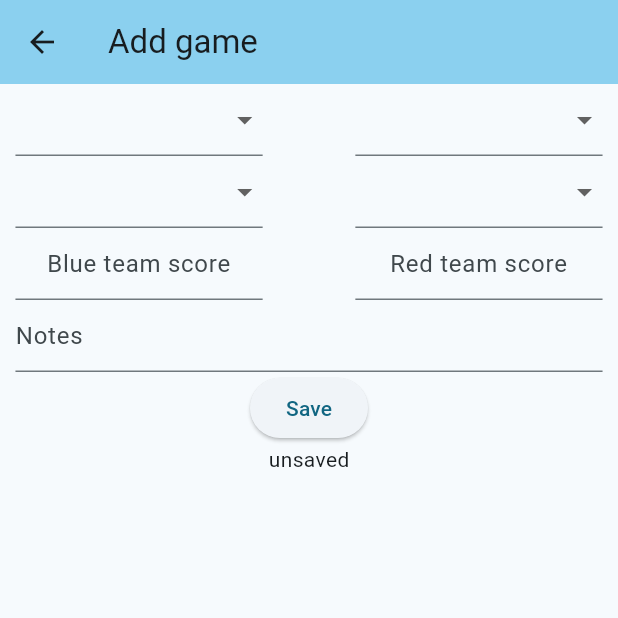
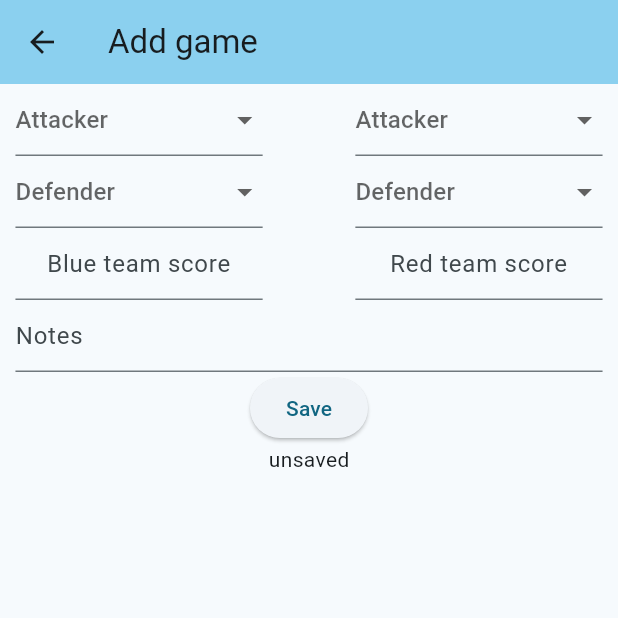
Before and after one commit to fvalle1/calcetto_app, a Flutter app: the screen it shows after launch, after a tap on the "add box" icon, on a phone screen of 412 x 824 dp, the top half of it. Run offline on Flutter 3.47's test engine with Material 3 defaults, Android fonts, the phone set to English and light mode, and no system bars; missing offline and left inert: gsheets; network calls fail.

Commit message:
add pythonanywhere and work on add Game

```diff
--- a/lib/add_game_page.dart
+++ b/lib/add_game_page.dart
@@ -1,6 +1,7 @@
 import 'package:flutter/material.dart';
 import 'package:fussball/gsheet.dart';
 import 'package:intl/intl.dart';
+import 'package:http/http.dart' as http;
 
 class AddGamePage extends StatefulWidget {
   const AddGamePage({super.key});
@@ -18,14 +19,39 @@ class _AddGameState extends State<AddGamePage> {
   final scoreRedController = TextEditingController();
 
   late List<String?> _selectedOptions;
+  late List<TextEditingController?> _selectedOptionsControllers;
   List<String> _players = [];
   static const TextStyle _blueStyle = TextStyle(color: Colors.blue);
   static const TextStyle _redStyle = TextStyle(color: Colors.red);
   static DateFormat format = DateFormat('dd/MM/yyyy');
 
+  void fetchPlayers() async {
+    // _players = ["Player 1", "Player 2", "Player 3", "Player 4", "Player 5"];
+    final response = await http
+        .get(Uri.parse('https://federicomilanesio.pythonanywhere.com/get_csv'));
 
-  void fetchPlayers() {
-    _players = ["Player 1", "Player 2", "Player 3", "Player 4", "Player 5"];
+    if (response.statusCode == 200) {
+      var rows = response.body.split("\n");
+      for (var i = 1; i < rows.length - 1; i++) {
+        //1 header, -1 last row is empty
+        var row = rows[i].split(",");
+        _players.add(row[0]);
+        _players.add(row[1]);
+        _players.add(row[2]);
+        _players.add(row[3]);
+      }
+
+      _players = _players.toSet().toList(); //drop duplicates
+
+      setState(() {
+        _players.sort((a, b) {
+          return a.toLowerCase().compareTo(b.toLowerCase());
+        });
+      });
+      print(_players);
+    } else {
+      throw Exception('Failed to load');
+    }
   }
 
   static String? _emptyValidator(value) {
@@ -45,6 +71,7 @@ class _AddGameState extends State<AddGamePage> {
   void initState() {
     super.initState();
     _selectedOptions = List.filled(4, null);
+    _selectedOptionsControllers = List.generate(4, (i) =>TextEditingController());
     fetchPlayers();
   }
 
@@ -66,31 +93,57 @@ class _AddGameState extends State<AddGamePage> {
                           width: MediaQuery.of(context).size.width * 0.4,
                           child: Column(children: [
                             DropdownButtonFormField(
+                                hint: const Text("Attacker"),
                                 items: _players.map((String value) {
                                       return DropdownMenuItem<String>(
                                         value: value,
                                         child: Text(value, style: _blueStyle),
                                       );
-                                }).toList(),
+                                    }).toList() +
+                                    [
+                                      const DropdownMenuItem(
+                                          value: "newplayer",
+                                          child: Text("New player"))
+                                    ],
                                 onChanged: (String? newValue) {
                                   setState(() {
                                     _selectedOptions[0] = newValue;
                                   });
                                 },
                                 validator: _emptyValidator),
+                                if (_selectedOptions[0] == "newplayer")
+                              TextFormField(
+                                controller: _selectedOptionsControllers[0],
+                                decoration: const InputDecoration(
+                                  labelText: 'Enter custom value',
+                                ),
+                              ),
                             DropdownButtonFormField(
+                                hint: const Text("Defender"),
                                 items: _players.map((String value) {
                                       return DropdownMenuItem<String>(
                                         value: value,
                                         child: Text(value, style: _blueStyle),
                                       );
-                                }).toList(),
+                                    }).toList() +
+                                    [
+                                      const DropdownMenuItem(
+                                          value: "newplayer",
+                                          child: Text("New player"))
+                                    ],
                                 onChanged: (String? newValue) {
                                   setState(() {
                                     _selectedOptions[1] = newValue;
                                   });
                                 },
                                 validator: _emptyValidator),
+                            if (_selectedOptions[1] == "newplayer")
+                              TextFormField(
+                                controller: _selectedOptionsControllers[1],
+                                decoration: const InputDecoration(
+                                  labelText: 'Enter custom value',
+                                ),
+                              ),
                             TextFormField(
                                 keyboardType: TextInputType.number,
                                 controller: scoreBlueController,
@@ -106,31 +159,57 @@ class _AddGameState extends State<AddGamePage> {
                           width: MediaQuery.of(context).size.width * 0.4,
                           child: Column(children: [
                             DropdownButtonFormField(
+                                hint: const Text("Attacker"),
                                 items: _players.map((String value) {
                                       return DropdownMenuItem<String>(
                                         value: value,
                                         child: Text(value, style: _redStyle),
                                       );
-                                }).toList(),
+                                    }).toList() +
+                                    [
+                                      const DropdownMenuItem(
+                                          value: "newplayer",
+                                          child: Text("New player"))
+                                    ],
                                 onChanged: (String? newValue) {
                                   setState(() {
                                     _selectedOptions[2] = newValue;
                                   });
                                 },
                                 validator: _emptyValidator),
+                            if (_selectedOptions[2] == "newplayer")
+                              TextFormField(
+                                controller: _selectedOptionsControllers[2],
+                                decoration: const InputDecoration(
+                                  labelText: 'Enter custom value',
+                                ),
+                              ),
                             DropdownButtonFormField(
+                                hint: const Text("Defender"),
                                 items: _players.map((String value) {
                                       return DropdownMenuItem<String>(
                                         value: value,
                                         child: Text(value, style: _redStyle),
                                       );
-                                }).toList(),
+                                    }).toList() +
+                                    [
+                                      const DropdownMenuItem(
+                                          value: "newplayer",
+                                          child: Text("New player"))
+                                    ],
                                 onChanged: (String? newValue) {
                                   setState(() {
                                     _selectedOptions[3] = newValue;
                                   });
                                 },
                                 validator: _emptyValidator),
+                            if (_selectedOptions[3] == "newplayer")
+                              TextFormField(
+                                controller: _selectedOptionsControllers[3],
+                                decoration: const InputDecoration(
+                                  labelText: 'Enter custom value',
+                                ),
+                              ),
                             TextFormField(
                                 keyboardType: TextInputType.number,
                                 controller: scoreRedController,
@@ -150,17 +229,34 @@ class _AddGameState extends State<AddGamePage> {
                         onPressed: () {
                           if (_formKey.currentState!.validate()) {
                             setState(() {
+                              var player0 = _selectedOptions[0] != "newplayer"
+                                  ? _selectedOptions[0]
+                                  : _selectedOptionsControllers[0]!.text;
+                              var player1 = _selectedOptions[1] != "newplayer"
+                                  ? _selectedOptions[1]
+                                  : _selectedOptionsControllers[1]!.text;
+                              var player2 = _selectedOptions[2] != "newplayer"
+                                  ? _selectedOptions[2]
+                                  : _selectedOptionsControllers[2]!.text;
+
+                              var player3 = _selectedOptions[3] != "newplayer"
+                                  ? _selectedOptions[3]
+                                  : _selectedOptionsControllers[3]!.text;
                               _state =
-                                  "Saved!\n[${_selectedOptions[0]}-${_selectedOptions[1]} vs ${_selectedOptions[2]}-${_selectedOptions[3]}]\n${scoreBlueController.text}-${scoreRedController.text}\n${noteController.text}";
+                                  "Saved!\n[$player0-$player1 vs $player2-$player3]\n${scoreBlueController.text}-${scoreRedController.text}\n${noteController.text}";
                               appendRow({
-                                "ATT. ROSSO":_selectedOptions[2],
-                                "DIF. ROSSO":_selectedOptions[3],
-                                "ATT. BLU":_selectedOptions[0],
-                                "DIF. BLU":_selectedOptions[0],
-                                "VITTORIA": int.parse(scoreBlueController.text)>
-                                        int.parse(scoreRedController.text)?"BLU":"ROSSO",
-                                "DATA":format.format(DateTime.now()),
-                                "SCORE":"${scoreBlueController.text}-${scoreRedController.text}"
+                                "ATT. ROSSO": player2,
+                                "DIF. ROSSO": player3,
+                                "ATT. BLU": player0,
+                                "DIF. BLU": player1,
+                                "VITTORIA":
+                                    int.parse(scoreBlueController.text) >
+                                            int.parse(scoreRedController.text)
+                                        ? "BLU"
+                                        : "ROSSO",
+                                "DATA": format.format(DateTime.now()),
+                                "SCORE":
+                                    "${scoreBlueController.text}-${scoreRedController.text}"
                               });
                             });
                           }
--- a/lib/games.dart
+++ b/lib/games.dart
@@ -16,7 +16,7 @@ class _GamesPageState extends State<GamesPage> {
 
   Future<Stats> fetchData() async {
     final response = await http.get(Uri.parse(
-        'https://docs.google.com/spreadsheets/d/1SSFXASco6-ld0arnmjhplIbsaCvLiUdEbDG15g5qKus/export?gid=0&format=csv'));
+        'https://federicomilanesio.pythonanywhere.com/get_csv'));
 
     if (response.statusCode == 200) {
       return Stats.fromFetchedCSV(response.body);
--- a/lib/main.dart
+++ b/lib/main.dart
@@ -51,7 +51,9 @@ class _MyHomePageState extends State<MyHomePage> {
   }
 
   static final List<Widget> _pagesOptions = [
-    const Text("Fussball App"),
+    const Column(children: [Spacer(flex:2), Text("Fussball App"), Spacer(flex:1), Text("L'app e' pura visualizzazione si declina ogni responsabilita' per i dati mostrati."),
+      Spacer(flex: 2)
+    ]),
     const GamesPage(),
     const LeaderbordPage(),
     const AddGamePage()
--- a/pubspec.yaml
+++ b/pubspec.yaml
@@ -16,7 +16,7 @@ publish_to: 'none' # Remove this line if you wish to publish to pub.dev
 # https://developer.apple.com/library/archive/documentation/General/Reference/InfoPlistKeyReference/Articles/CoreFoundationKeys.html
 # In Windows, build-name is used as the major, minor, and patch parts
 # of the product and file versions while build-number is used as the build suffix.
-version: 1.1.0+3
+version: 1.2.0+4
 
 environment:
   sdk: '>=3.2.6 <4.0.0'
```
Also changed, not shown: lib/api.dart (added, +11 -0 lines), lib/stats.dart (+7 -4 lines). Lines whose indentation alone changed are shown as unchanged.
